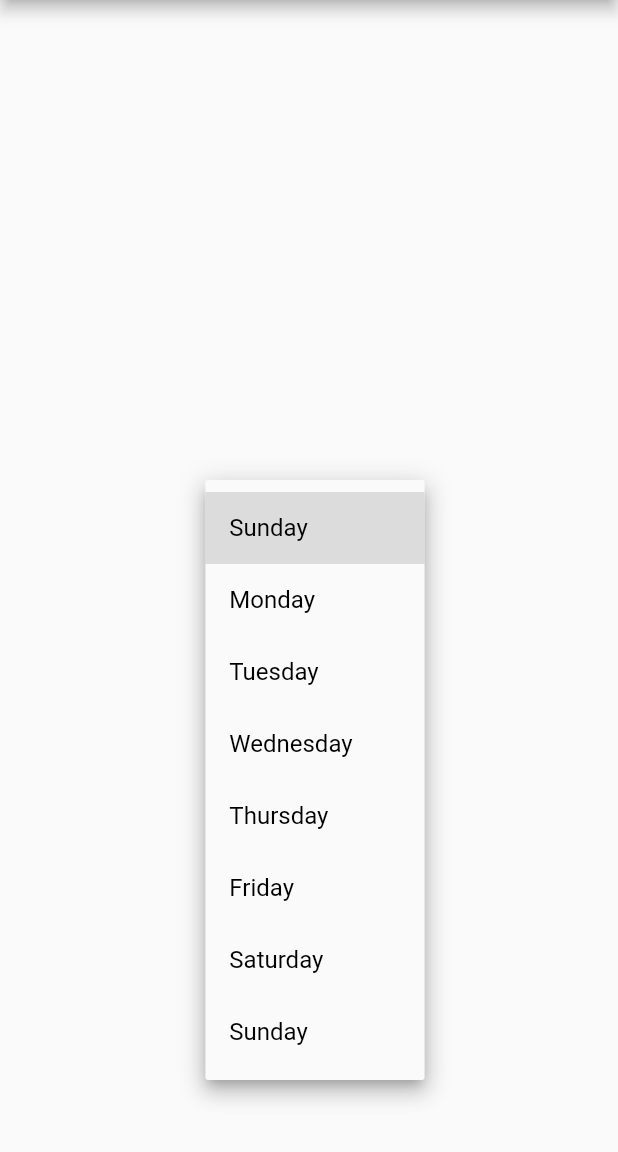
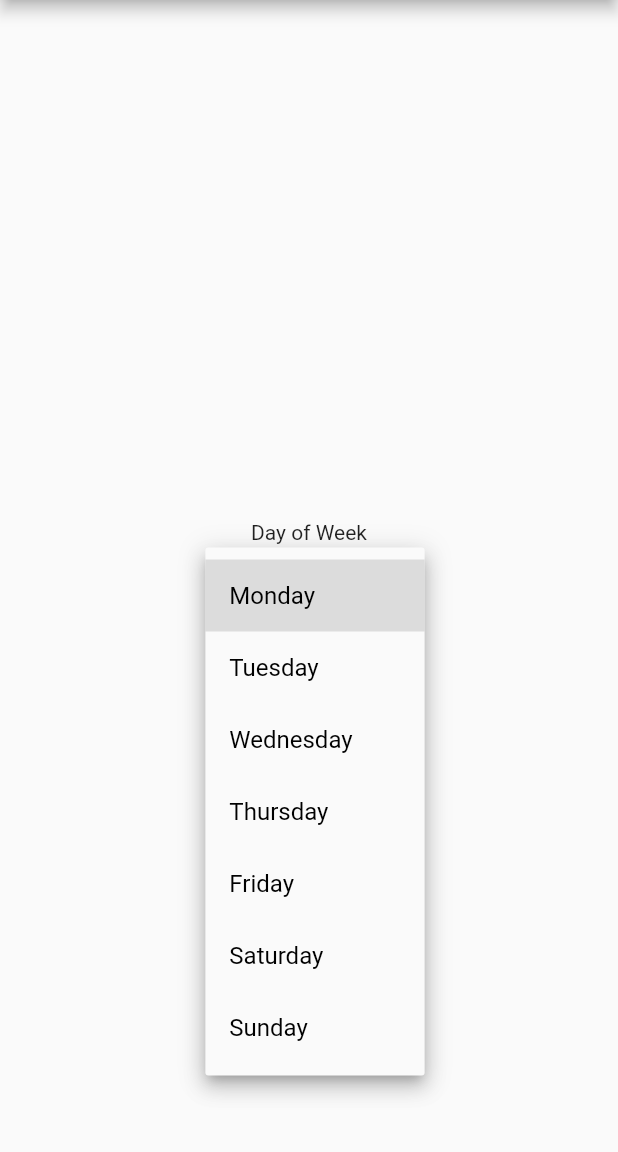
Before and after one commit to skota/dropdown, a Flutter app: the screen it shows after launch, after a tap on the "arrow drop down" icon, on a phone screen of 412 x 824 dp, the part 84-1236 px from its top. Run offline on Flutter 3.47's test engine with Material 2 defaults, Android fonts, the phone set to English and light mode, and no system bars.

```diff
--- a/lib/main.dart
+++ b/lib/main.dart
@@ -33,7 +33,6 @@ class _MyHomePageState extends State<MyHomePage> {
   DayOfWeek today;
 
   List<DayOfWeek> theWeek = <DayOfWeek>[
-    const DayOfWeek(1, "Sunday"),
     const DayOfWeek(1, "Monday"),
     const DayOfWeek(2, "Tuesday"),
     const DayOfWeek(3, "Wednesday"),
@@ -42,6 +41,13 @@ class _MyHomePageState extends State<MyHomePage> {
     const DayOfWeek(6, "Saturday"),
     const DayOfWeek(7, "Sunday"),
   ];
+
+  // @override
+  // void initState() {
+  //   // TODO: implement initState
+  //   this.today = DayOfWeek(1, "Sunday");
+  //   super.initState();
+  // }
 
   @override
   Widget build(BuildContext context) {
```
